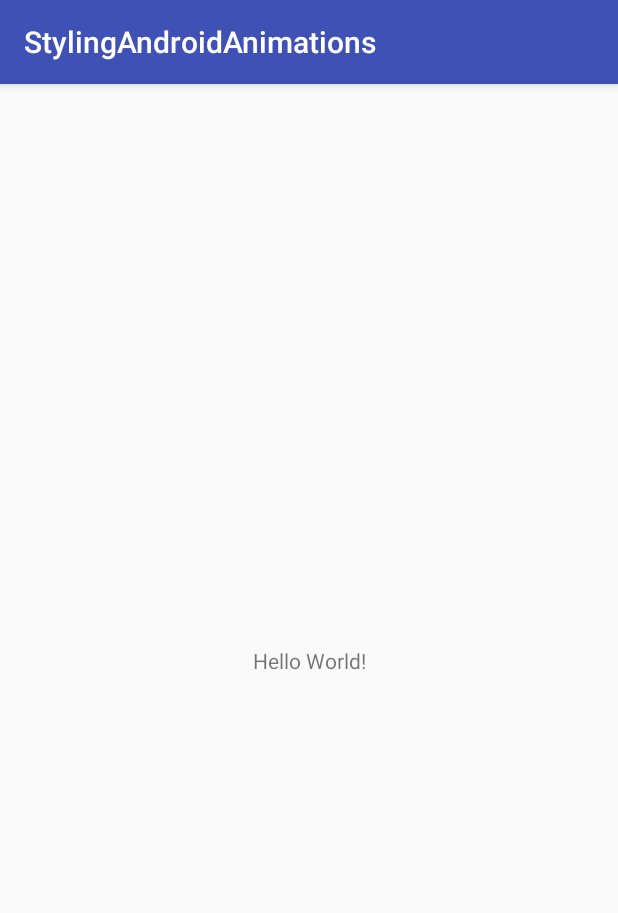
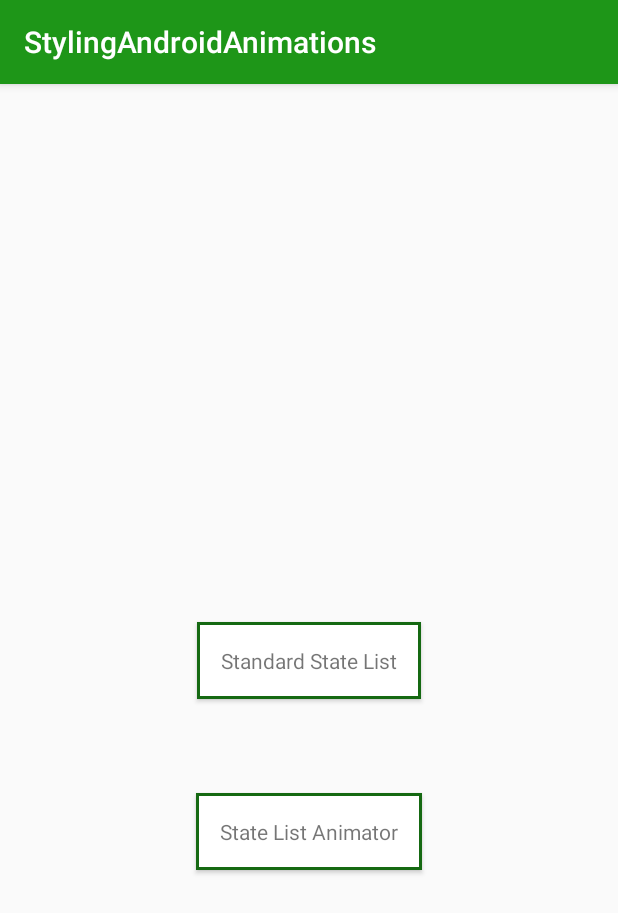
Before and after one commit to sahilpatel14/StylingAndroidAnimations, an Android app: the screen it shows after launch (MainActivity), on a phone screen of 412 x 824 dp. Shown: the top 913 px of the screen. Run offline under Robolectric (Android 15) with nearby library versions, the phone set to English and light mode, and no system bars.

Commit message:
added code for state-list-animator. Designing two buttons from textView using state list animator

```diff
--- /dev/null
+++ b/app/src/main/res/animator/selector_animator.xml
@@ -0,0 +1,51 @@
+<?xml version="1.0" encoding="utf-8"?>
+<selector xmlns:android="http://schemas.android.com/apk/res/android">
+    <item android:state_pressed="true">
+        <set>
+            <objectAnimator
+                android:duration="@android:integer/config_shortAnimTime"
+                android:propertyName="translationZ"
+                android:valueTo="8dp"
+                android:valueType="floatType" />
+
+            <objectAnimator
+                android:duration="@android:integer/config_shortAnimTime"
+                android:propertyName="scaleX"
+                android:valueTo="1.025"
+                android:valueType="floatType" />
+
+            <objectAnimator
+                android:duration="@android:integer/config_shortAnimTime"
+                android:propertyName="scaleY"
+                android:valueTo="1.025"
+                android:valueType="floatType" />
+        </set>
+
+    </item>
+
+    <item>
+        <set>
+
+            <objectAnimator
+                android:duration="@android:integer/config_shortAnimTime"
+                android:propertyName="scaleX"
+                android:valueTo="1.0"
+                android:valueType="floatType" />
+
+            <objectAnimator
+                android:duration="@android:integer/config_shortAnimTime"
+                android:propertyName="scaleY"
+                android:valueTo="1.0"
+                android:valueType="floatType" />
+
+        <objectAnimator
+            android:duration="@android:integer/config_shortAnimTime"
+            android:propertyName="translationZ"
+            android:valueTo="0dp"
+            android:valueType="floatType" />
+
+        </set>
+
+
+    </item>
+</selector>
--- /dev/null
+++ b/app/src/main/res/drawable/background.xml
@@ -0,0 +1,9 @@
+<?xml version="1.0" encoding="utf-8"?>
+<shape xmlns:android="http://schemas.android.com/apk/res/android">
+    <stroke
+        android:width="2dp"
+        android:color="@color/colorPrimaryDark"
+        />
+    <solid android:color="@android:color/white"/>
+
+</shape>
--- /dev/null
+++ b/app/src/main/res/drawable/foreground_selector.xml
@@ -0,0 +1,15 @@
+<?xml version="1.0" encoding="utf-8"?>
+<selector xmlns:android="http://schemas.android.com/apk/res/android">
+    <item android:color="@color/transparentAccent"
+        android:state_pressed="true">
+        <shape>
+            <solid android:color="@color/transparentAccent" />
+        </shape>
+    </item>
+
+    <item>
+        <shape>
+            <solid android:color="@android:color/transparent" />
+        </shape>
+    </item>
+</selector>
--- a/app/src/main/res/layout/activity_main.xml
+++ b/app/src/main/res/layout/activity_main.xml
@@ -7,12 +7,28 @@
     tools:context="com.ninthsemester.stylingandroidanimations.MainActivity">
 
     <TextView
+        android:id="@+id/textView"
+        style="@style/Widget.TextView.Boxed"
         android:layout_width="wrap_content"
         android:layout_height="wrap_content"
-        android:text="Hello World!"
+        android:text="Standard State List"
+        android:foreground="@drawable/foreground_selector"
         app:layout_constraintBottom_toBottomOf="parent"
         app:layout_constraintLeft_toLeftOf="parent"
         app:layout_constraintRight_toRightOf="parent"
         app:layout_constraintTop_toTopOf="parent" />
 
+    <TextView
+        android:id="@+id/textView2"
+        style="@style/Widget.TextView.Boxed"
+        android:layout_width="wrap_content"
+        android:layout_height="wrap_content"
+        android:text="State List Animator"
+        app:layout_constraintBottom_toBottomOf="parent"
+        app:layout_constraintLeft_toLeftOf="parent"
+        app:layout_constraintRight_toRightOf="parent"
+        app:layout_constraintTop_toTopOf="parent"
+        android:stateListAnimator="@animator/selector_animator"
+        app:layout_constraintVertical_bias="0.65999997" />
+
 </android.support.constraint.ConstraintLayout>
--- /dev/null
+++ b/app/src/main/res/values-v21/styles.xml
@@ -0,0 +1,11 @@
+<?xml version="1.0" encoding="utf-8"?>
+<resources>
+
+    <style name="Widget.TextView.Boxed" parent="android:Widget.TextView">
+        <item name="android:background">@drawable/background</item>
+        <item name="android:padding">16dp</item>
+        <item name="android:clickable">true</item>
+        <item name="android:elevation">2dp</item>
+    </style>
+
+</resources>
--- a/app/src/main/res/values/colors.xml
+++ b/app/src/main/res/values/colors.xml
@@ -1,6 +1,8 @@
 <?xml version="1.0" encoding="utf-8"?>
 <resources>
-    <color name="colorPrimary">#3F51B5</color>
-    <color name="colorPrimaryDark">#303F9F</color>
-    <color name="colorAccent">#FF4081</color>
+    <color name="colorPrimary">#1E9618</color>
+    <color name="colorAccent">#4EE147</color>
+    <color name="colorPrimaryDark">#156912</color>
+
+    <color name="transparentAccent">#4F4EE147</color>
 </resources>
--- a/app/src/main/res/values/styles.xml
+++ b/app/src/main/res/values/styles.xml
@@ -8,4 +8,10 @@
         <item name="colorAccent">@color/colorAccent</item>
     </style>
 
+    <style name="Widget.TextView.Boxed" parent="android:Widget.TextView">
+        <item name="android:background">@drawable/background</item>
+        <item name="android:padding">16dp</item>
+        <item name="android:clickable">true</item>
+    </style>
+
 </resources>
```
